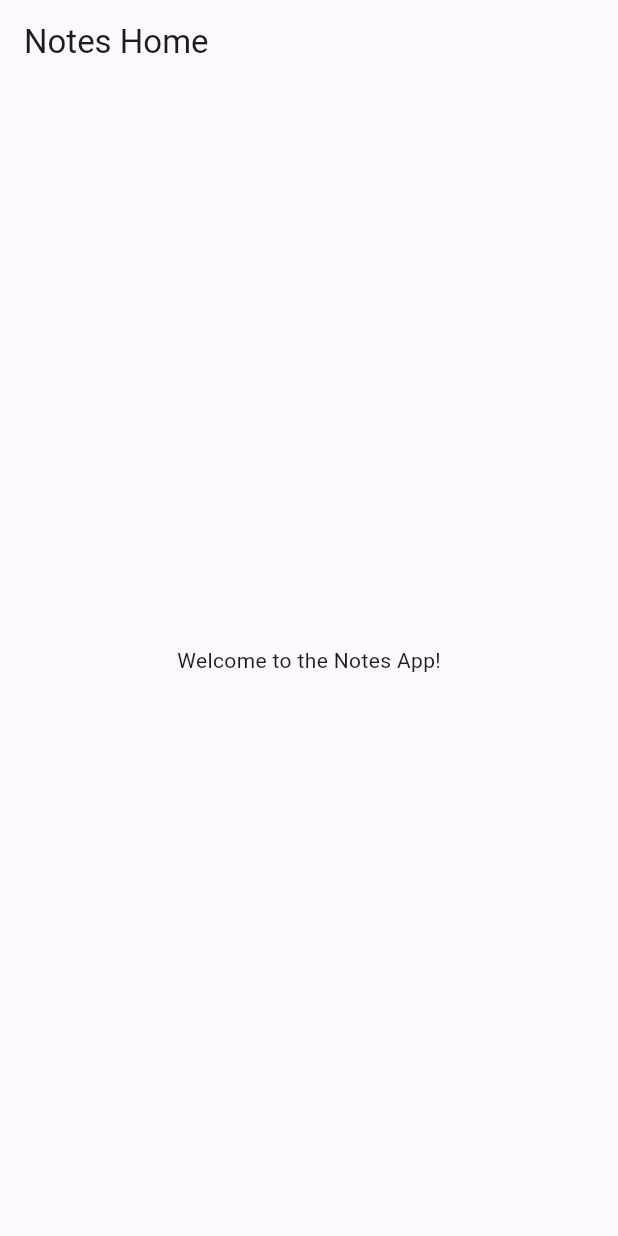
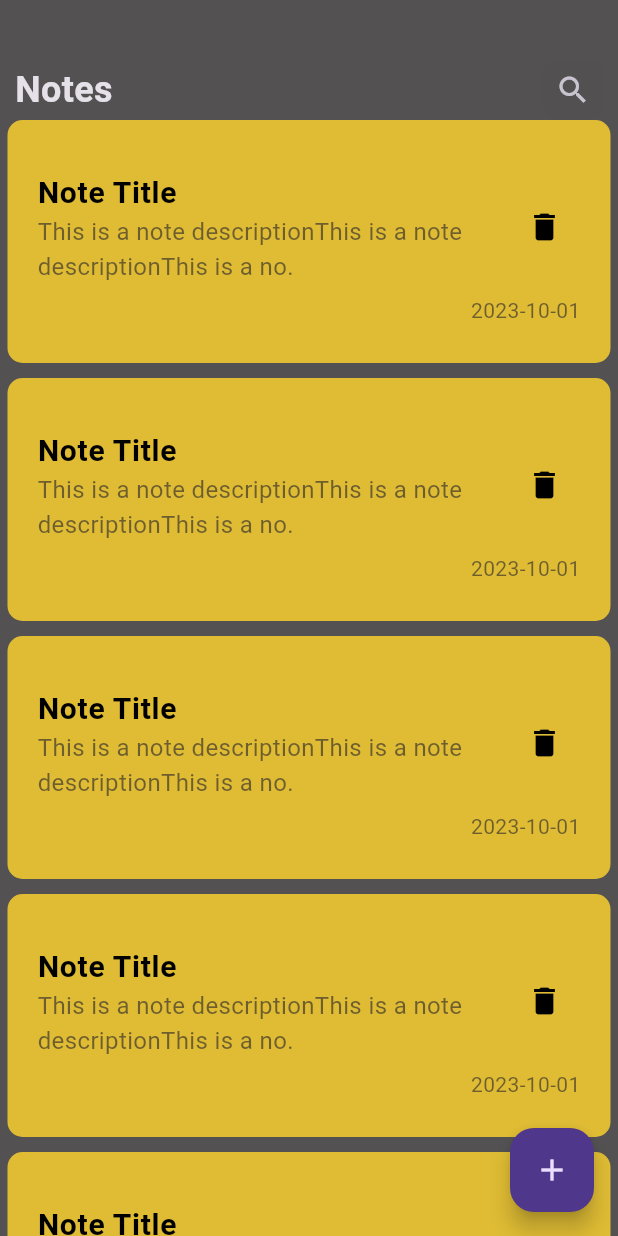
Before and after one commit to Mahmoud-Z-Fares/Notes_app, a Flutter app: the screen it shows after launch, on a phone screen of 412 x 824 dp. Run offline on Flutter 3.47's test engine with Material 3 defaults, Android fonts, the phone set to English and light mode, and no system bars.

Commit message:
Finishing All UI

```diff
--- /dev/null
+++ b/lib/Helper/helper.dart
@@ -0,0 +1,4 @@
+import 'package:flutter/animation.dart';
+
+Color get primaryColor => const Color.fromARGB(255, 84, 46, 138);
+Color get secondaryColor => const Color.fromARGB(255, 223, 188, 52);
--- a/lib/Pages/home_page.dart
+++ b/lib/Pages/home_page.dart
@@ -1,4 +1,8 @@
 import 'package:flutter/material.dart';
+import 'package:notes_app/widgets/app_bar.dart';
+import 'package:notes_app/widgets/custom_buttom_sheet.dart';
+import 'package:notes_app/widgets/notes_listview.dart';
+import 'package:notes_app/widgets/search_icon.dart';
 
 class HomePage extends StatelessWidget {
   const HomePage({super.key});
@@ -7,8 +11,33 @@ class HomePage extends StatelessWidget {
   @override
   Widget build(BuildContext context) {
     return Scaffold(
-      appBar: AppBar(title: const Text('Notes Home')),
-      body: Center(child: Text('Welcome to the Notes App!')),
+      floatingActionButton: FloatingActionButton(
+        onPressed: () {
+          showModalBottomSheet(
+            backgroundColor: const Color.fromARGB(245, 16, 32, 61),
+            shape: const RoundedRectangleBorder(
+              borderRadius: BorderRadius.only(
+                topLeft: Radius.circular(20),
+                topRight: Radius.circular(20),
+              ),
+            ),
+            context: context,
+            builder: (context) {
+              return const CustomeModalButtomSheet();
+            },
+          );
+        },
+        child: const Icon(Icons.add),
+      ),
+      // floatingActionButtonLocation: FloatingActionButtonLocation.startFloat,
+      body: Column(
+        crossAxisAlignment: CrossAxisAlignment.end,
+        children: [
+          const SizedBox(height: 40),
+          const NotesAppBar(title: "Notes", icon: SearchIcon()),
+          Expanded(child: NotesListView()),
+        ],
+      ),
     );
   }
 }
--- a/lib/main.dart
+++ b/lib/main.dart
@@ -1,4 +1,5 @@
 import 'package:flutter/material.dart';
+import 'package:notes_app/Pages/edit_page.dart';
 import 'package:notes_app/Pages/home_page.dart';
 
 void main() {
@@ -11,11 +12,17 @@ class NotesApp extends StatelessWidget {
   @override
   Widget build(BuildContext context) {
     return MaterialApp(
-      routes: {HomePage.routeName: (context) => const HomePage()},
+      routes: {
+        HomePage.routeName: (context) => const HomePage(),
+        EditPage.routeName: (context) => const EditPage(),
+      },
       debugShowCheckedModeBanner: false,
       initialRoute: HomePage.routeName,
       title: 'Notes App',
       theme: ThemeData(
+        brightness: Brightness.dark,
+
+        scaffoldBackgroundColor: const Color.fromARGB(235, 68, 66, 66),
         primarySwatch: Colors.blue,
         visualDensity: VisualDensity.adaptivePlatformDensity,
       ),
--- /dev/null
+++ b/lib/widgets/app_bar.dart
@@ -0,0 +1,24 @@
+import 'package:flutter/material.dart';
+
+class NotesAppBar extends StatelessWidget {
+  const NotesAppBar({super.key, required this.title, required this.icon});
+
+  final Widget icon;
+
+  final String title;
+  @override
+  Widget build(BuildContext context) {
+    return Row(
+      children: [
+        SizedBox(width: 10),
+        Text(
+          title,
+          style: TextStyle(fontSize: 24, fontWeight: FontWeight.bold),
+        ),
+        Spacer(),
+        icon,
+        SizedBox(width: 10),
+      ],
+    );
+  }
+}
--- /dev/null
+++ b/lib/widgets/note_item.dart
@@ -0,0 +1,68 @@
+import 'package:flutter/material.dart';
+import 'package:notes_app/Pages/edit_page.dart';
+
+class NotesItem extends StatelessWidget {
+  const NotesItem({super.key});
+
+  @override
+  Widget build(BuildContext context) {
+    return GestureDetector(
+      onTap: () {
+        Navigator.pushNamed(context, EditPage.routeName);
+      },
+      child: Padding(
+        padding: const EdgeInsets.only(bottom: 10, left: 5, right: 5),
+        child: Container(
+          padding: const EdgeInsets.only(
+            left: 20,
+            top: 25,
+            bottom: 25,
+            right: 20,
+          ),
+          decoration: BoxDecoration(
+            color: const Color.fromARGB(255, 223, 188, 52),
+            borderRadius: BorderRadius.circular(10),
+          ),
+          child: Column(
+            crossAxisAlignment: CrossAxisAlignment.end,
+            children: [
+              ListTile(
+                contentPadding: EdgeInsets.all(0),
+                title: Text(
+                  "Note Title",
+                  style: TextStyle(
+                    fontSize: 20,
+                    fontWeight: FontWeight.bold,
+                    color: Colors.black,
+                  ),
+                ),
+                subtitle: Text(
+                  "This is a note descriptionThis is a note descriptionThis is a no.",
+                  style: TextStyle(
+                    fontSize: 16,
+                    color: const Color.fromARGB(165, 48, 43, 43),
+                  ),
+                ),
+
+                trailing: IconButton(
+                  iconSize: 24,
+                  icon: Icon(Icons.delete, color: Colors.black),
+                  onPressed: () {
+                    // Handle delete action
+                  },
+                ),
+              ),
+              Text(
+                "2023-10-01",
+                style: TextStyle(
+                  fontSize: 14,
+                  color: const Color.fromARGB(165, 48, 43, 43),
+                ),
+              ),
+            ],
+          ),
+        ),
+      ),
+    );
+  }
+}
--- /dev/null
+++ b/lib/widgets/notes_listview.dart
@@ -0,0 +1,11 @@
+import 'package:flutter/material.dart';
+import 'package:notes_app/widgets/note_item.dart';
+
+class NotesListView extends StatelessWidget {
+  const NotesListView({super.key});
+
+  @override
+  Widget build(BuildContext context) {
+    return ListView.builder(itemBuilder: (context, index) => const NotesItem());
+  }
+}
--- /dev/null
+++ b/lib/widgets/search_icon.dart
@@ -0,0 +1,35 @@
+import 'package:flutter/material.dart';
+
+class SearchIcon extends StatelessWidget {
+  const SearchIcon({super.key});
+
+  @override
+  Widget build(BuildContext context) {
+    return Container(
+      width: 40,
+      height: 40,
+      decoration: BoxDecoration(
+        color: const Color.fromARGB(19, 67, 67, 63),
+        borderRadius: BorderRadius.circular(10),
+      ),
+      child: IconButton(onPressed: () {}, icon: const Icon(Icons.search)),
+    );
+  }
+}
+
+class SubmitIcon extends StatelessWidget {
+  const SubmitIcon({super.key});
+
+  @override
+  Widget build(BuildContext context) {
+    return Container(
+      width: 40,
+      height: 40,
+      decoration: BoxDecoration(
+        color: const Color.fromARGB(19, 67, 67, 63),
+        borderRadius: BorderRadius.circular(10),
+      ),
+      child: IconButton(onPressed: () {}, icon: const Icon(Icons.send)),
+    );
+  }
+}
```
Also changed, not shown: lib/Pages/edit_page.dart (added, +26 -0 lines), lib/widgets/custom_buttom_sheet.dart (added, +58 -0 lines), lib/widgets/custom_text_field.dart (added, +30 -0 lines).
